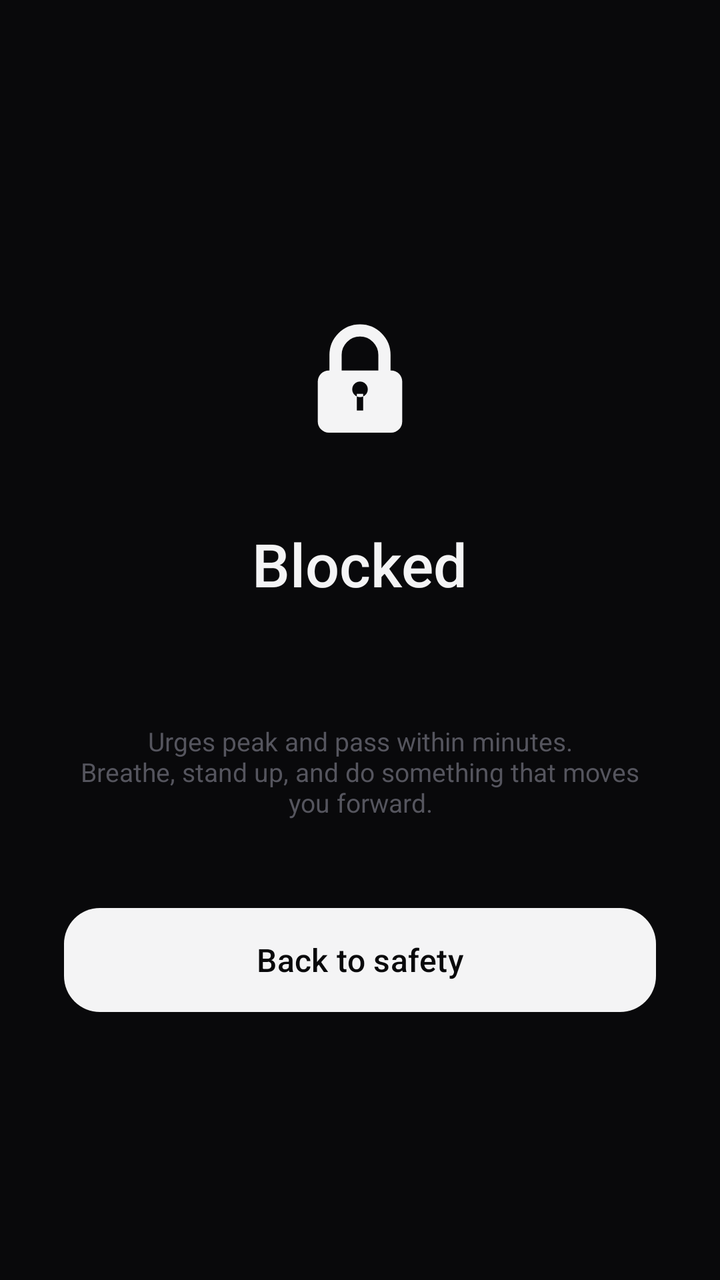
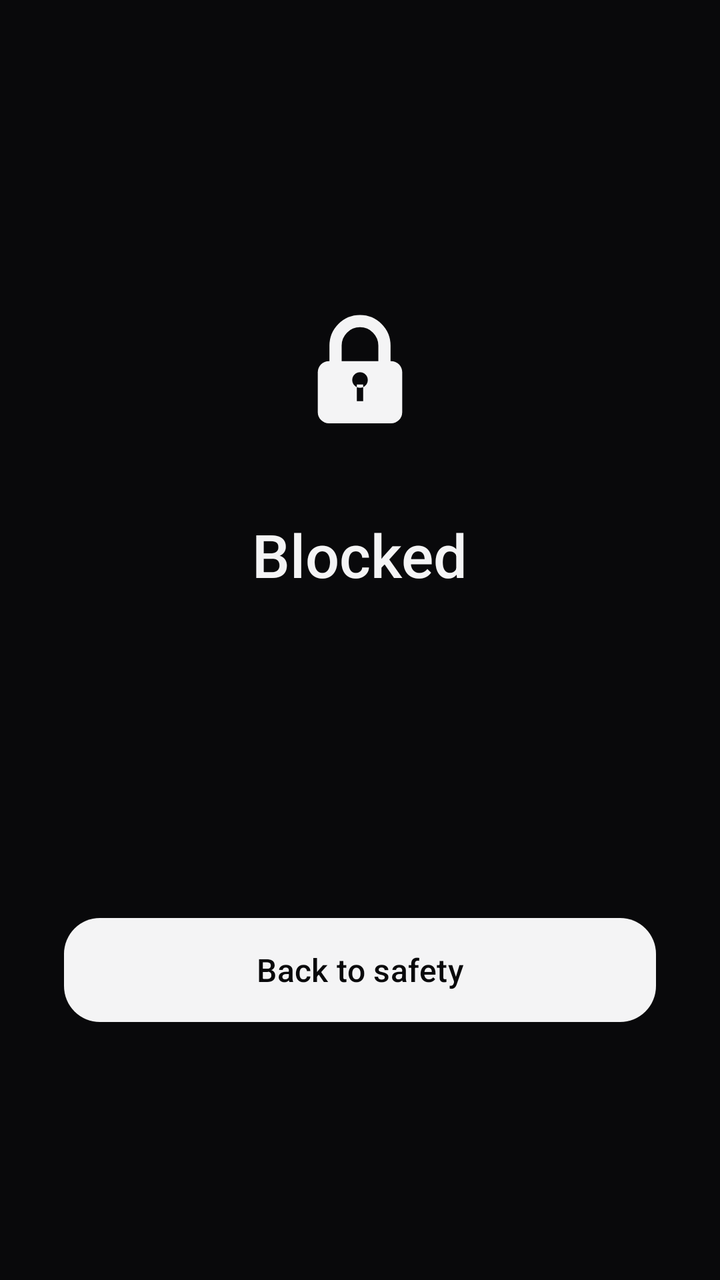

Compare the two renders of this Android layout. The source of the first and the diff that turns it into the second are given below.
<!-- AndroidManifest.xml: application theme Theme.LCKDN -->
<!-- res/layout/activity_blocked.xml -->
<?xml version="1.0" encoding="utf-8"?>
<LinearLayout xmlns:android="http://schemas.android.com/apk/res/android"
    xmlns:app="http://schemas.android.com/apk/res-auto"
    android:layout_width="match_parent"
    android:layout_height="match_parent"
    android:background="@color/bg"
    android:fitsSystemWindows="true"
    android:gravity="center"
    android:orientation="vertical"
    android:padding="32dp">

    <ImageView
        android:layout_width="120dp"
        android:layout_height="120dp"
        android:contentDescription="@null"
        android:src="@drawable/ic_launcher_foreground" />

    <TextView
        android:layout_width="wrap_content"
        android:layout_height="wrap_content"
        android:layout_marginTop="12dp"
        android:fontFamily="sans-serif-medium"
        android:text="Blocked"
        android:textColor="@color/text"
        android:textSize="30sp" />

    <TextView
        android:id="@+id/reason"
        android:layout_width="wrap_content"
        android:layout_height="wrap_content"
        android:layout_marginTop="10dp"
        android:gravity="center"
        android:lineSpacingExtra="3dp"
        android:textColor="@color/text_dim"
        android:textSize="16sp" />

    <TextView
        android:layout_width="wrap_content"
        android:layout_height="wrap_content"
        android:layout_marginTop="28dp"
        android:gravity="center"
        android:text="Urges peak and pass within minutes.\nBreathe, stand up, and do something that moves you forward."
        android:textColor="@color/text_faint"
        android:textSize="13sp" />

    <com.google.android.material.button.MaterialButton
        android:id="@+id/home"
        android:layout_width="match_parent"
        android:layout_height="60dp"
        android:layout_marginTop="40dp"
        android:fontFamily="sans-serif-medium"
        android:text="Back to safety"
        android:textSize="16sp"
        app:cornerRadius="18dp" />
</LinearLayout>
<!-- resources referenced by this layout -->
<resources>
  <color name="bg">#FF09090B</color>
  <color name="text">#FFF4F4F5</color>
  <color name="text_dim">#FF8A8A94</color>
  <color name="text_faint">#FF55555E</color>
  <!-- drawable ic_launcher_foreground (drawable) -->
  <?xml version="1.0" encoding="utf-8"?>
  <vector xmlns:android="http://schemas.android.com/apk/res/android"
      android:width="108dp"
      android:height="108dp"
      android:viewportWidth="108"
      android:viewportHeight="108">
      <path
          android:fillColor="#00000000"
          android:pathData="M43,51 V43 A11,11 0 0 1 65,43 V51"
          android:strokeWidth="5.5"
          android:strokeColor="#FFF4F4F5"
          android:strokeLineCap="round" />
      <path
          android:fillColor="#FFF4F4F5"
          android:pathData="M40,50 H68 A5,5 0 0 1 73,55 V73 A5,5 0 0 1 68,78 H40 A5,5 0 0 1 35,73 V55 A5,5 0 0 1 40,50 Z" />
      <path
          android:fillColor="#FF09090B"
          android:pathData="M54,58.5 m-3.5,0 a3.5,3.5 0 1 0 7,0 a3.5,3.5 0 1 0 -7,0 M52.6,60.5 H55.4 V68 H52.6 Z" />
  </vector>
  <style name="Theme.LCKDN" parent="Theme.Material3.Dark.NoActionBar">
          <item name="colorPrimary">@color/text</item>
          <item name="colorOnPrimary">@color/bg</item>
          <item name="colorPrimaryContainer">@color/surface2</item>
          <item name="colorOnPrimaryContainer">@color/text</item>
          <item name="colorSecondary">@color/accent</item>
          <item name="colorOnSecondary">@color/bg</item>
          <item name="colorSecondaryContainer">@color/surface2</item>
          <item name="colorOnSecondaryContainer">@color/text</item>
          <item name="colorSurface">@color/surface</item>
          <item name="colorOnSurface">@color/text</item>
          <item name="colorOnSurfaceVariant">@color/text_dim</item>
          <item name="colorSurfaceContainerHigh">@color/surface2</item>
          <item name="colorSurfaceContainerHighest">@color/stroke</item>
          <item name="colorOutline">@color/stroke</item>
          <item name="colorError">@color/danger</item>
          <item name="android:windowBackground">@color/bg</item>
          <item name="android:statusBarColor">@color/bg</item>
          <item name="android:navigationBarColor">@color/bg</item>
          <item name="android:windowLightStatusBar">false</item>
      </style>
  <color name="surface2">#FF1B1B20</color>
  <color name="accent">#FF34D399</color>
  <color name="surface">#FF131316</color>
  <color name="stroke">#FF26262D</color>
  <color name="danger">#FFF87171</color>
</resources>

<!-- the commit's change to res/layout/activity_blocked.xml (unified diff, before → after) -->
@@ -35,13 +35,25 @@
         android:textSize="16sp" />
 
     <TextView
+        android:id="@+id/quote"
         android:layout_width="wrap_content"
         android:layout_height="wrap_content"
-        android:layout_marginTop="28dp"
+        android:layout_marginTop="36dp"
+        android:fontFamily="serif"
         android:gravity="center"
-        android:text="Urges peak and pass within minutes.\nBreathe, stand up, and do something that moves you forward."
+        android:lineSpacingExtra="4dp"
+        android:textColor="@color/text"
+        android:textSize="18sp"
+        android:textStyle="italic" />
+
+    <TextView
+        android:id="@+id/quoteAuthor"
+        android:layout_width="wrap_content"
+        android:layout_height="wrap_content"
+        android:layout_marginTop="10dp"
+        android:letterSpacing="0.12"
         android:textColor="@color/text_faint"
-        android:textSize="13sp" />
+        android:textSize="12sp" />
 
     <com.google.android.material.button.MaterialButton
         android:id="@+id/home"
